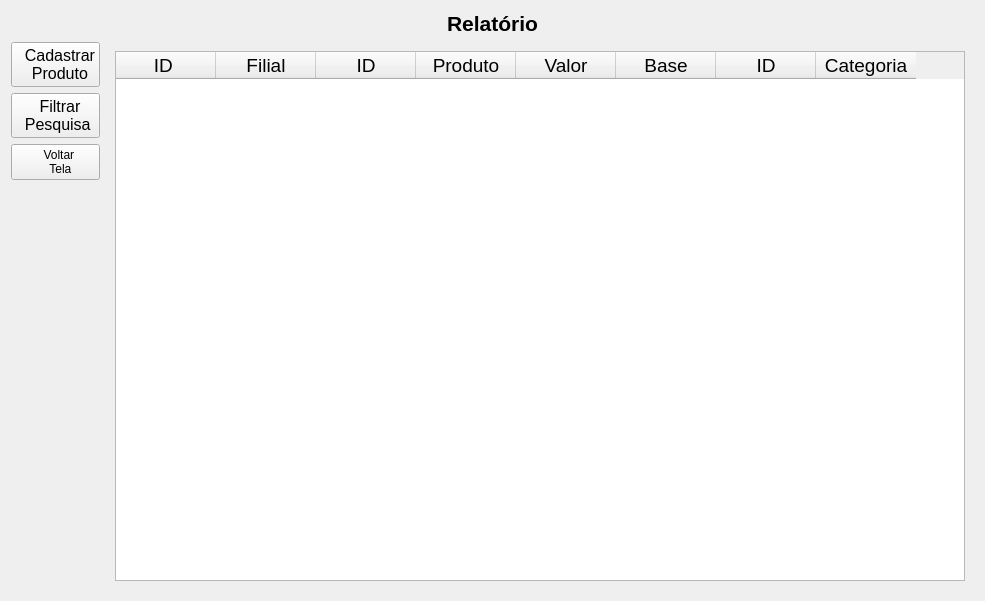
Above: relatorio.ui from danielaczarref/RelatorioBase before the change. Below: the same form after it.
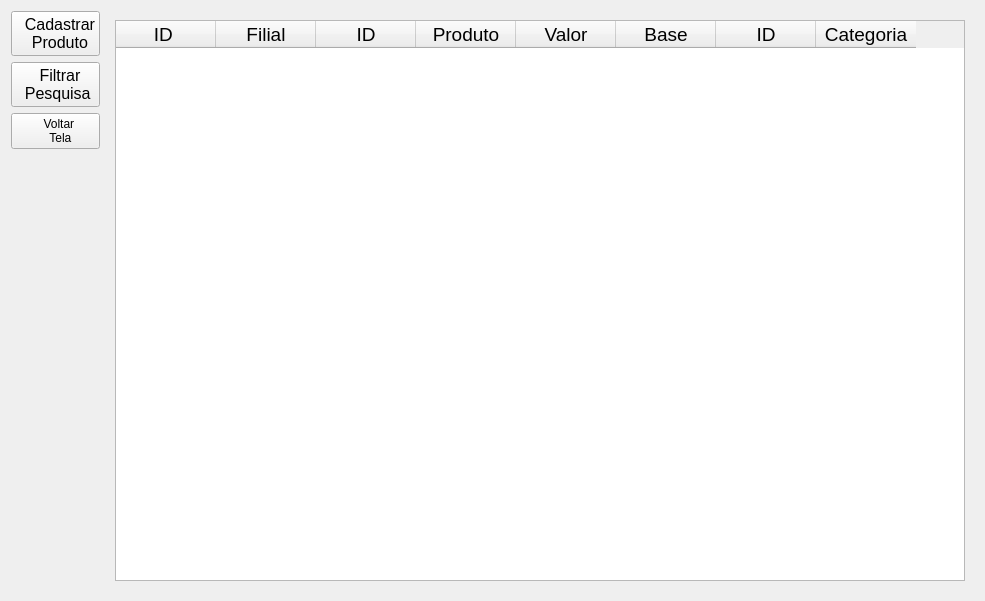
That is the form after the change. Icons and pictures are not drawn.

Diff of the .ui file:
```diff
--- a/relatorio.ui
+++ b/relatorio.ui
@@ -14,70 +14,7 @@
    <string>Relatório de Produtos</string>
   </property>
   <layout class="QGridLayout" name="gridLayout_2">
-   <item row="1" column="0">
-    <layout class="QGridLayout" name="gridLayout">
-     <item row="0" column="0">
-      <widget class="QPushButton" name="pbCadastrar">
-       <property name="font">
-        <font>
-         <pointsize>12</pointsize>
-        </font>
-       </property>
-       <property name="text">
-        <string>  Cadastrar
-  Produto</string>
-       </property>
-       <property name="icon">
-        <iconset>
-         <normaloff>../recursos/editar.png</normaloff>../recursos/editar.png</iconset>
-       </property>
-      </widget>
-     </item>
-     <item row="1" column="0">
-      <widget class="QPushButton" name="pbFiltrar">
-       <property name="font">
-        <font>
-         <pointsize>12</pointsize>
-        </font>
-       </property>
-       <property name="text">
-        <string>  Filtrar
- Pesquisa</string>
-       </property>
-       <property name="icon">
-        <iconset>
-         <normaloff>../recursos/filtro.png</normaloff>../recursos/filtro.png</iconset>
-       </property>
-      </widget>
-     </item>
-     <item row="2" column="0">
-      <widget class="QPushButton" name="pbVoltar">
-       <property name="text">
-        <string>  Voltar
-   Tela</string>
-       </property>
-       <property name="icon">
-        <iconset>
-         <normaloff>../recursos/Seta-Azul-Esquerda.png</normaloff>../recursos/Seta-Azul-Esquerda.png</iconset>
-       </property>
-      </widget>
-     </item>
-     <item row="3" column="0">
-      <spacer name="verticalSpacer">
-       <property name="orientation">
-        <enum>Qt::Vertical</enum>
-       </property>
-       <property name="sizeHint" stdset="0">
-        <size>
-         <width>20</width>
-         <height>40</height>
-        </size>
-       </property>
-      </spacer>
-     </item>
-    </layout>
-   </item>
-   <item row="1" column="1">
+   <item row="0" column="1">
     <widget class="QStackedWidget" name="stCadastro">
      <property name="currentIndex">
       <number>0</number>
@@ -202,14 +139,81 @@
      </widget>
     </widget>
    </item>
-   <item row="0" column="0" colspan="2">
-    <widget class="QLabel" name="lbRelatorio">
-     <property name="text">
-      <string>&lt;html&gt;&lt;head/&gt;&lt;body&gt;&lt;p align=&quot;center&quot;&gt;&lt;span style=&quot; font-size:16pt; font-weight:600;&quot;&gt;Relatório&lt;/span&gt;&lt;/p&gt;&lt;/body&gt;&lt;/html&gt;</string>
-     </property>
-    </widget>
+   <item row="0" column="0">
+    <layout class="QGridLayout" name="gridLayout">
+     <item row="3" column="0">
+      <spacer name="verticalSpacer">
+       <property name="orientation">
+        <enum>Qt::Vertical</enum>
+       </property>
+       <property name="sizeHint" stdset="0">
+        <size>
+         <width>20</width>
+         <height>40</height>
+        </size>
+       </property>
+      </spacer>
+     </item>
+     <item row="2" column="0">
+      <widget class="QPushButton" name="pbVoltar">
+       <property name="text">
+        <string>  Voltar
+   Tela</string>
+       </property>
+       <property name="icon">
+        <iconset>
+         <normaloff>../recursos/Seta-Azul-Esquerda.png</normaloff>../recursos/Seta-Azul-Esquerda.png</iconset>
+       </property>
+      </widget>
+     </item>
+     <item row="1" column="0">
+      <widget class="QPushButton" name="pbFiltrar">
+       <property name="font">
+        <font>
+         <pointsize>12</pointsize>
+        </font>
+       </property>
+       <property name="text">
+        <string>  Filtrar
+ Pesquisa</string>
+       </property>
+       <property name="icon">
+        <iconset>
+         <normaloff>../recursos/filtro.png</normaloff>../recursos/filtro.png</iconset>
+       </property>
+      </widget>
+     </item>
+     <item row="0" column="0">
+      <widget class="QPushButton" name="pbCadastrar">
+       <property name="font">
+        <font>
+         <pointsize>12</pointsize>
+        </font>
+       </property>
+       <property name="text">
+        <string>  Cadastrar
+  Produto</string>
+       </property>
+       <property name="icon">
+        <iconset>
+         <normaloff>../recursos/editar.png</normaloff>../recursos/editar.png</iconset>
+       </property>
+      </widget>
+     </item>
+    </layout>
    </item>
   </layout>
+  <widget class="QWidget" name="">
+   <property name="geometry">
+    <rect>
+     <x>0</x>
+     <y>0</y>
+     <width>2</width>
+     <height>2</height>
+    </rect>
+   </property>
+   <layout class="QGridLayout" name="gridLayout_2"/>
+  </widget>
  </widget>
  <resources/>
  <connections/>
```
